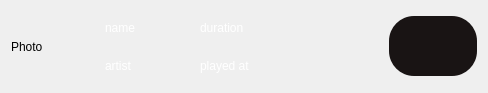
Old version of the form mutak/widgetitem.ui in the repository ahmed-debbech/mutak.
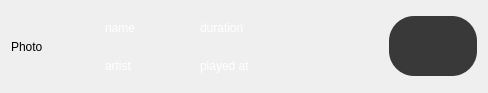
New version of the form.

Commit message: Change the color of the playbutton

```diff
--- a/mutak/widgetitem.ui
+++ b/mutak/widgetitem.ui
@@ -111,12 +111,13 @@
      <property name="styleSheet">
       <string notr="true">#playButton {
 color: white;
-background-color:  #191414;
+background-color:  #393939;
 border-radius: 25px;
 border: none;
   padding: 20px;
   width: 10px;
   height: 20px;
+opacity: 0.7;
  }
 #playButton:hover {
 	background-color: #3AE476;
```
The commit also changes 1 other file.
